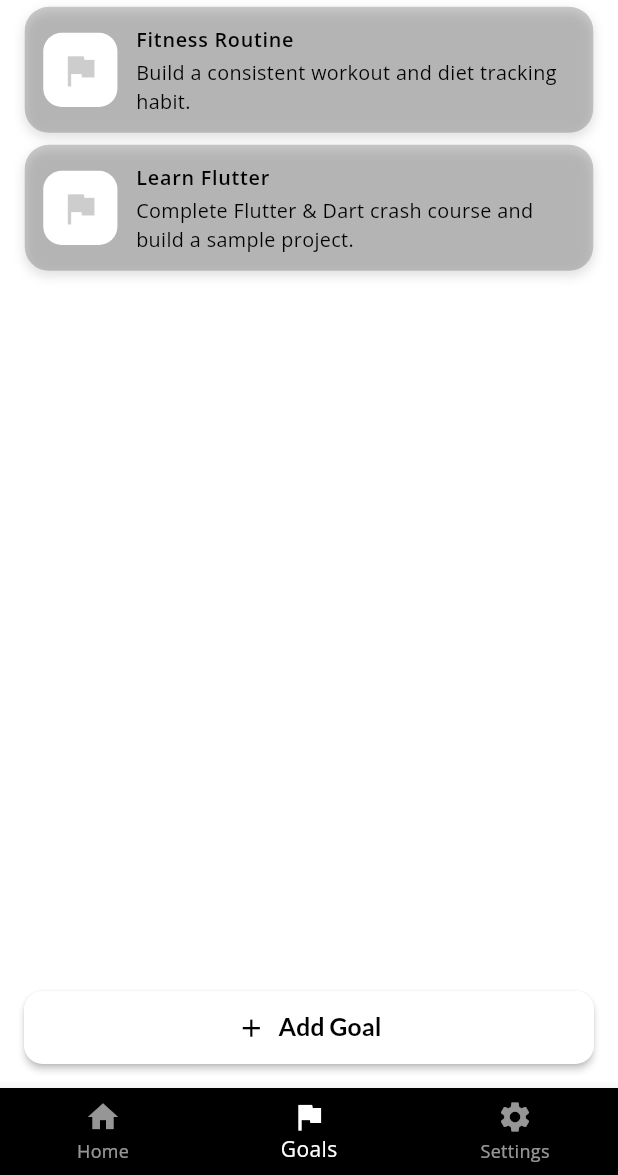
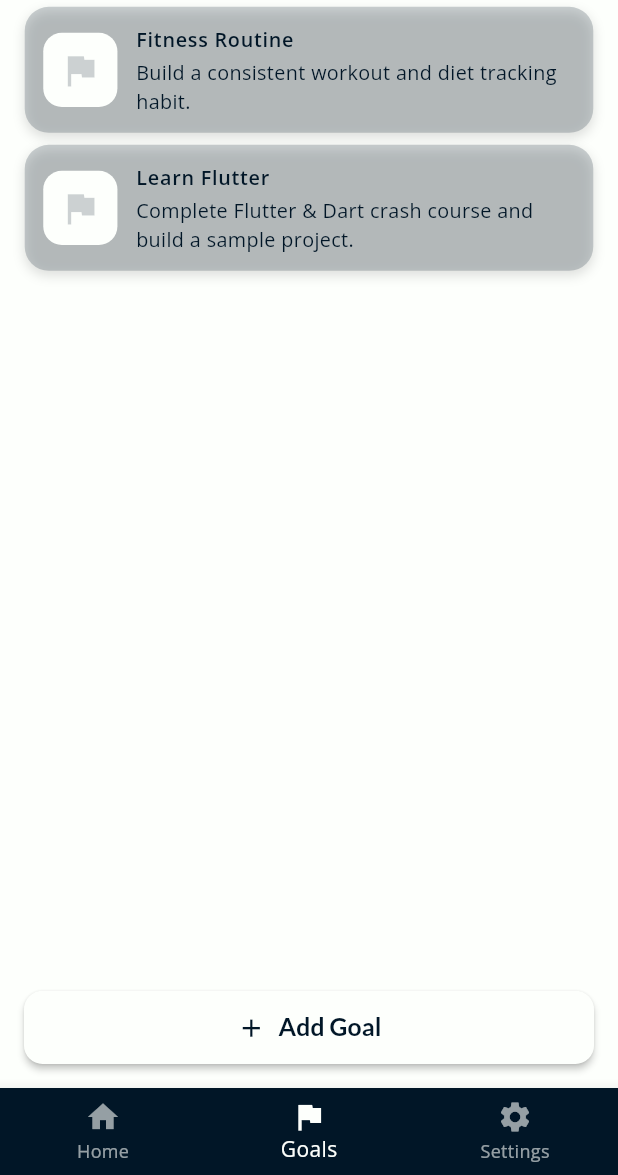
Before and after one commit to sachinkhg/all_tracker, a Flutter app: the screen it shows after launch, item 2 of the bottom bar chosen, on a phone screen of 412 x 824 dp, the part 61-1236 px from its top. Run offline on Flutter 3.47's test engine with Material 3 defaults, Android fonts, the phone set to English and light mode, and no system bars; our stand-ins replace flutter_bloc, get_it, google_fonts, hive, hive_flutter; accounts and stored records are empty.

Commit message:
Updated theme color and added itaic text to typography

```diff
--- a/lib/core/app_theme.dart
+++ b/lib/core/app_theme.dart
@@ -2,9 +2,12 @@ import 'package:flutter/material.dart';
 
 import 'app_typography.dart';
 class AppTheme {
-  static const Color primaryLight = Colors.white;
-  static const Color primaryDark = Colors.black;
-  static const Color primaryGreen = Colors.green;
+  static const Color primaryLight = Color(0xFFFDFFFC);
+  static const Color primaryDark = Color(0xFF011627);
+  static const Color primaryGreen = Color(0xFF2EC4B6);
+  static const Color primaryRed = Color(0xFFE71D36);
+  static const Color primaryYellow = Color(0xFFFF9F1C);
+
 
   static final ColorScheme lightColorScheme = ColorScheme(
     brightness: Brightness.light,
@@ -13,9 +16,9 @@ class AppTheme {
     secondary: primaryLight,
     onSecondary: primaryDark,
     error: primaryLight,
-    onError: primaryDark,
+    onError: primaryRed,
     surface: primaryLight,
-    onSurface: primaryDark,
+    onSurface: primaryYellow,
   );
 
   static final ColorScheme darkColorScheme = ColorScheme(
@@ -24,22 +27,22 @@ class AppTheme {
     onPrimary: primaryLight,
     secondary: primaryDark,
     onSecondary: primaryLight,
-    error: primaryDark,
-    onError: primaryLight,
-    surface: primaryDark,
-    onSurface: primaryLight,
+    error: primaryLight,
+    onError: primaryRed,
+    surface: primaryLight,
+    onSurface: primaryYellow,
   );
 
   static final ColorScheme greenColorScheme = ColorScheme(
     brightness: Brightness.light,
-    primary: primaryGreen,
-    onPrimary: primaryLight,
-    secondary: primaryGreen,
-    onSecondary: primaryLight,
-    error: primaryGreen,
-    onError: primaryLight,
-    surface: primaryGreen,
-    onSurface: primaryLight,
+    primary: primaryLight,
+    onPrimary: primaryGreen,
+    secondary: primaryLight,
+    onSecondary: primaryGreen,
+    error: primaryLight,
+    onError: primaryRed,
+    surface: primaryLight,
+    onSurface: primaryYellow,
   );
 
   static final ThemeData lightTheme = ThemeData(
--- a/lib/core/app_typography.dart
+++ b/lib/core/app_typography.dart
@@ -8,9 +8,9 @@ class AppTypography {
 
   // Optionally define TextStyle presets for common use cases
   static final TextTheme textTheme = TextTheme(
-    displayLarge: TextStyle(fontFamily: primaryFontFamily, fontSize: 96, fontWeight: FontWeight.bold),
-    displayMedium: TextStyle(fontFamily: primaryFontFamily, fontSize: 60, fontWeight: FontWeight.bold),
-    displaySmall: TextStyle(fontFamily: primaryFontFamily, fontSize: 48),
+    displayLarge: TextStyle(fontFamily: primaryFontFamily, fontSize: 96, fontWeight: FontWeight.bold, fontStyle: FontStyle.italic, ),
+    displayMedium: TextStyle(fontFamily: primaryFontFamily, fontSize: 60, fontStyle: FontStyle.italic, ),
+    displaySmall: TextStyle(fontFamily: primaryFontFamily, fontSize: 48, fontStyle: FontStyle.italic, ),
     headlineMedium: TextStyle(fontFamily: primaryFontFamily, fontSize: 34),
     headlineSmall: TextStyle(fontFamily: primaryFontFamily, fontSize: 24),
     titleLarge: TextStyle(fontFamily: primaryFontFamily, fontSize: 20, fontWeight: FontWeight.w500),
```
